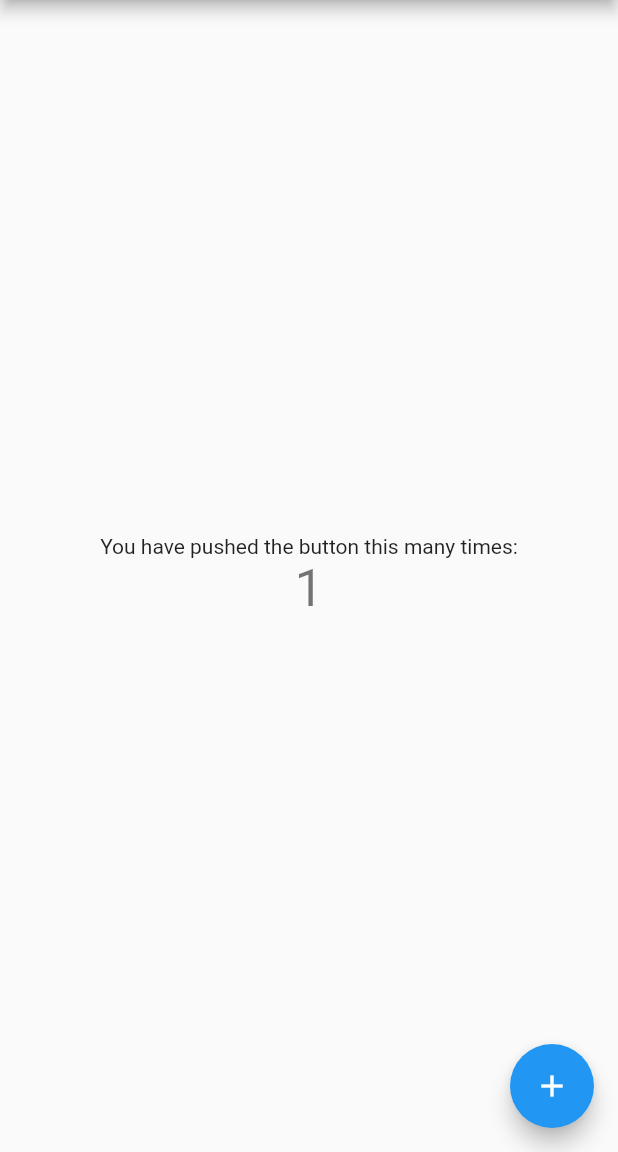
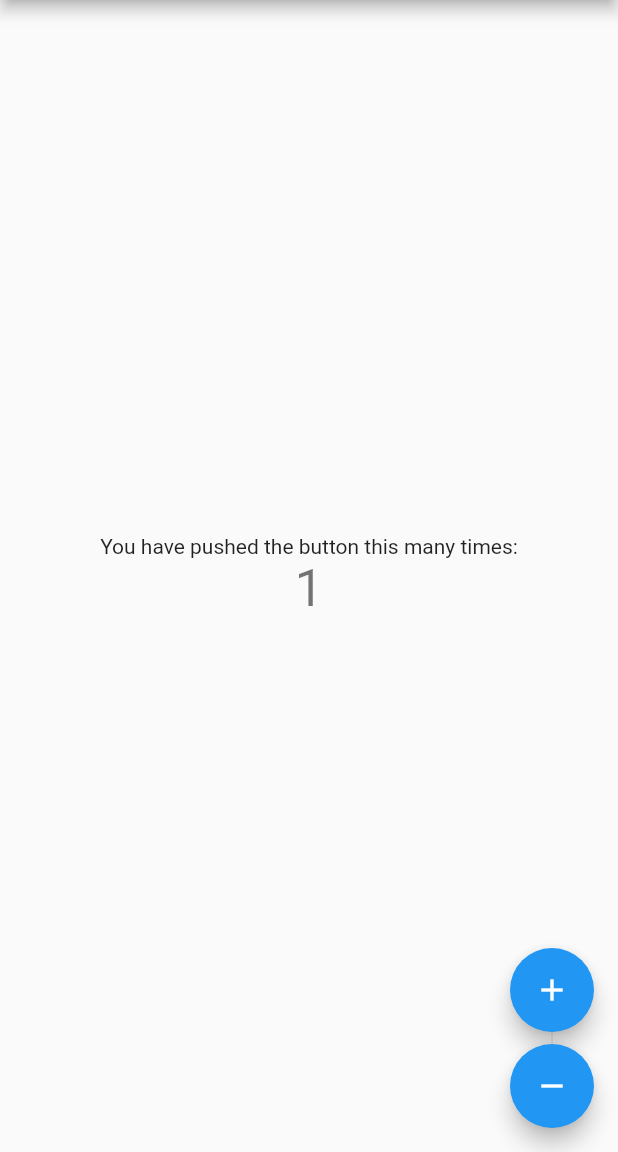
Before and after one commit to arisorgcn/counter_state_management, a Flutter app: the screen it shows after launch, after a tap on the "add" icon, on a phone screen of 412 x 824 dp, the part 84-1236 px from its top. Run offline on Flutter 3.47's test engine with Material 2 defaults, Android fonts, the phone set to English and light mode, and no system bars.

```diff
--- /dev/null
+++ b/lib/counter_model.dart
@@ -0,0 +1,34 @@
+// MIT License
+//
+// Copyright (c) 2020 aris.org.cn
+//
+// Permission is hereby granted, free of charge, to any person obtaining a copy
+// of this software and associated documentation files (the "Software"), to deal
+// in the Software without restriction, including without limitation the rights
+// to use, copy, modify, merge, publish, distribute, sublicense, and/or sell
+// copies of the Software, and to permit persons to whom the Software is
+// furnished to do so, subject to the following conditions:
+//
+// The above copyright notice and this permission notice shall be included in all
+// copies or substantial portions of the Software.
+//
+// THE SOFTWARE IS PROVIDED "AS IS", WITHOUT WARRANTY OF ANY KIND, EXPRESS OR
+// IMPLIED, INCLUDING BUT NOT LIMITED TO THE WARRANTIES OF MERCHANTABILITY,
+// FITNESS FOR A PARTICULAR PURPOSE AND NONINFRINGEMENT. IN NO EVENT SHALL THE
+// AUTHORS OR COPYRIGHT HOLDERS BE LIABLE FOR ANY CLAIM, DAMAGES OR OTHER
+// LIABILITY, WHETHER IN AN ACTION OF CONTRACT, TORT OR OTHERWISE, ARISING FROM,
+// OUT OF OR IN CONNECTION WITH THE SOFTWARE OR THE USE OR OTHER DEALINGS IN THE
+// SOFTWARE.
+
+import 'package:flutter/material.dart';
+
+///
+/// @author Aris Hu created at 2020-12-25
+///
+class CounterModel {
+  final ValueNotifier<int> counter = ValueNotifier(0);
+
+  void increment() => counter.value++;
+
+  void decrement() => counter.value--;
+}
--- /dev/null
+++ b/lib/counter_state_container.dart
@@ -0,0 +1,49 @@
+// MIT License
+//
+// Copyright (c) 2020 aris.org.cn
+//
+// Permission is hereby granted, free of charge, to any person obtaining a copy
+// of this software and associated documentation files (the "Software"), to deal
+// in the Software without restriction, including without limitation the rights
+// to use, copy, modify, merge, publish, distribute, sublicense, and/or sell
+// copies of the Software, and to permit persons to whom the Software is
+// furnished to do so, subject to the following conditions:
+//
+// The above copyright notice and this permission notice shall be included in all
+// copies or substantial portions of the Software.
+//
+// THE SOFTWARE IS PROVIDED "AS IS", WITHOUT WARRANTY OF ANY KIND, EXPRESS OR
+// IMPLIED, INCLUDING BUT NOT LIMITED TO THE WARRANTIES OF MERCHANTABILITY,
+// FITNESS FOR A PARTICULAR PURPOSE AND NONINFRINGEMENT. IN NO EVENT SHALL THE
+// AUTHORS OR COPYRIGHT HOLDERS BE LIABLE FOR ANY CLAIM, DAMAGES OR OTHER
+// LIABILITY, WHETHER IN AN ACTION OF CONTRACT, TORT OR OTHERWISE, ARISING FROM,
+// OUT OF OR IN CONNECTION WITH THE SOFTWARE OR THE USE OR OTHER DEALINGS IN THE
+// SOFTWARE.
+
+import 'package:flutter/widgets.dart';
+
+import 'counter_model.dart';
+
+///
+/// CounterStateHolder
+/// @author Aris Hu created at 2020-12-25
+///
+class CounterStateHolderContainer extends InheritedWidget {
+  final CounterModel data;
+
+  const CounterStateHolderContainer({
+    Key key,
+    @required Widget child,
+    @required this.data,
+  })  : assert(child != null),
+        super(key: key, child: child);
+
+  static CounterModel of(BuildContext context) {
+    return context.dependOnInheritedWidgetOfExactType<CounterStateHolderContainer>().data;
+  }
+
+  @override
+  bool updateShouldNotify(CounterStateHolderContainer old) {
+    return data.counter.value != old.data.counter.value;
+  }
+}
--- a/lib/main.dart
+++ b/lib/main.dart
@@ -20,6 +20,8 @@
 // OUT OF OR IN CONNECTION WITH THE SOFTWARE OR THE USE OR OTHER DEALINGS IN THE
 // SOFTWARE.
 
+import 'package:counter_state_management/counter_model.dart';
+import 'package:counter_state_management/counter_state_container.dart';
 import 'package:flutter/material.dart';
 
 void main() {
@@ -30,13 +32,16 @@ class MyApp extends StatelessWidget {
   // This widget is the root of your application.
   @override
   Widget build(BuildContext context) {
-    return MaterialApp(
+    return CounterStateHolderContainer(
+      data: CounterModel(),
+      child: MaterialApp(
         title: 'Flutter Demo',
         theme: ThemeData(
           primarySwatch: Colors.blue,
           visualDensity: VisualDensity.adaptivePlatformDensity,
         ),
         home: MyHomePage(title: 'Flutter Demo Home Page'),
+      ),
     );
   }
 }
@@ -51,16 +56,12 @@ class MyHomePage extends StatefulWidget {
 }
 
 class _MyHomePageState extends State<MyHomePage> {
-  int _counter = 0;
-
-  void _incrementCounter() {
-    setState(() {
-      _counter++;
-    });
-  }
-
   @override
   Widget build(BuildContext context) {
+    CounterStateHolderContainer.of(context).counter.addListener(() {
+      setState(() {});
+    });
+
     return Scaffold(
       appBar: AppBar(
         title: Text(widget.title),
@@ -73,16 +74,31 @@ class _MyHomePageState extends State<MyHomePage> {
               'You have pushed the button this many times:',
             ),
             Text(
-              '$_counter',
+              '${CounterStateHolderContainer.of(context).counter.value}',
               style: Theme.of(context).textTheme.headline4,
             ),
           ],
         ),
       ),
-      floatingActionButton: FloatingActionButton(
-        onPressed: _incrementCounter,
+      floatingActionButton: Column(
+        mainAxisAlignment: MainAxisAlignment.end,
+        children: [
+          FloatingActionButton(
+            onPressed: () => CounterStateHolderContainer.of(context).increment(),
             tooltip: 'Increment',
             child: Icon(Icons.add),
+          ),
+          SizedBox(
+            width: 0.8,
+            height: 8.0,
+            child: VerticalDivider(),
+          ),
+          FloatingActionButton(
+            onPressed: () => CounterStateHolderContainer.of(context).decrement(),
+            tooltip: 'Increment',
+            child: Icon(Icons.remove),
+          ),
+        ],
       ), // This trailing comma makes auto-formatting nicer for build methods.
     );
   }
```
Also changed, not shown: 1 other file. Lines whose indentation alone changed are shown as unchanged.
